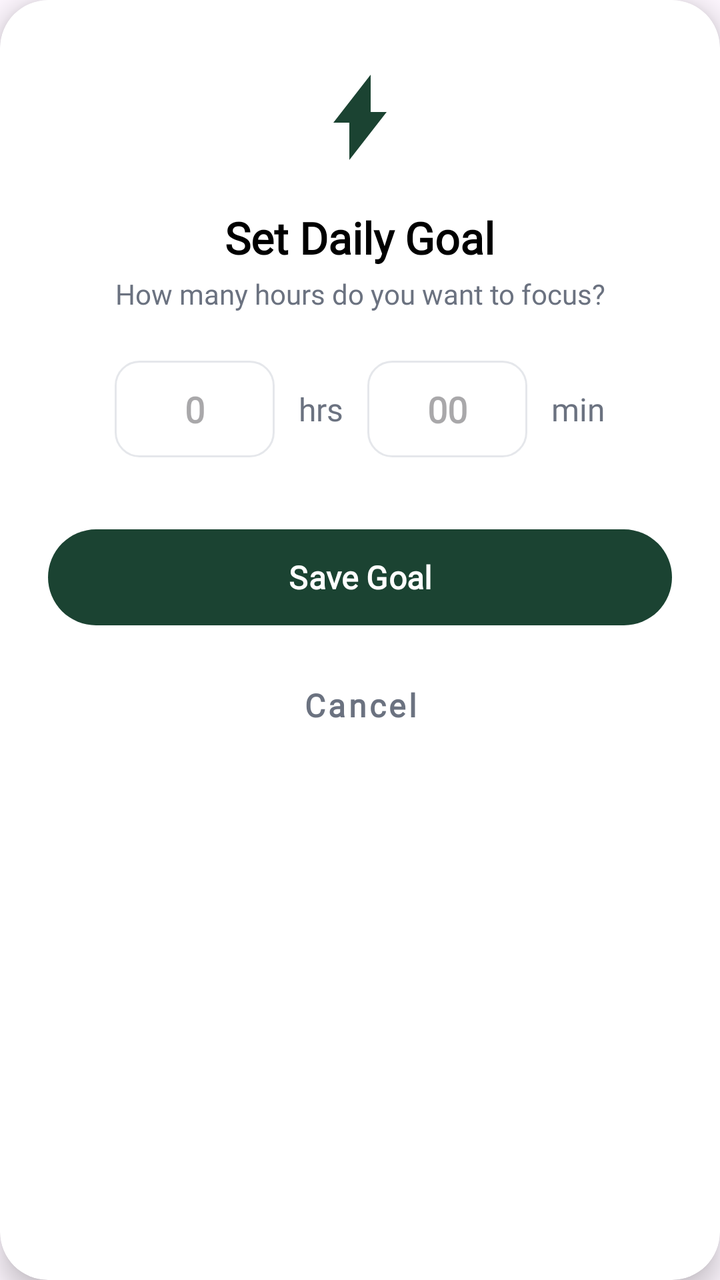
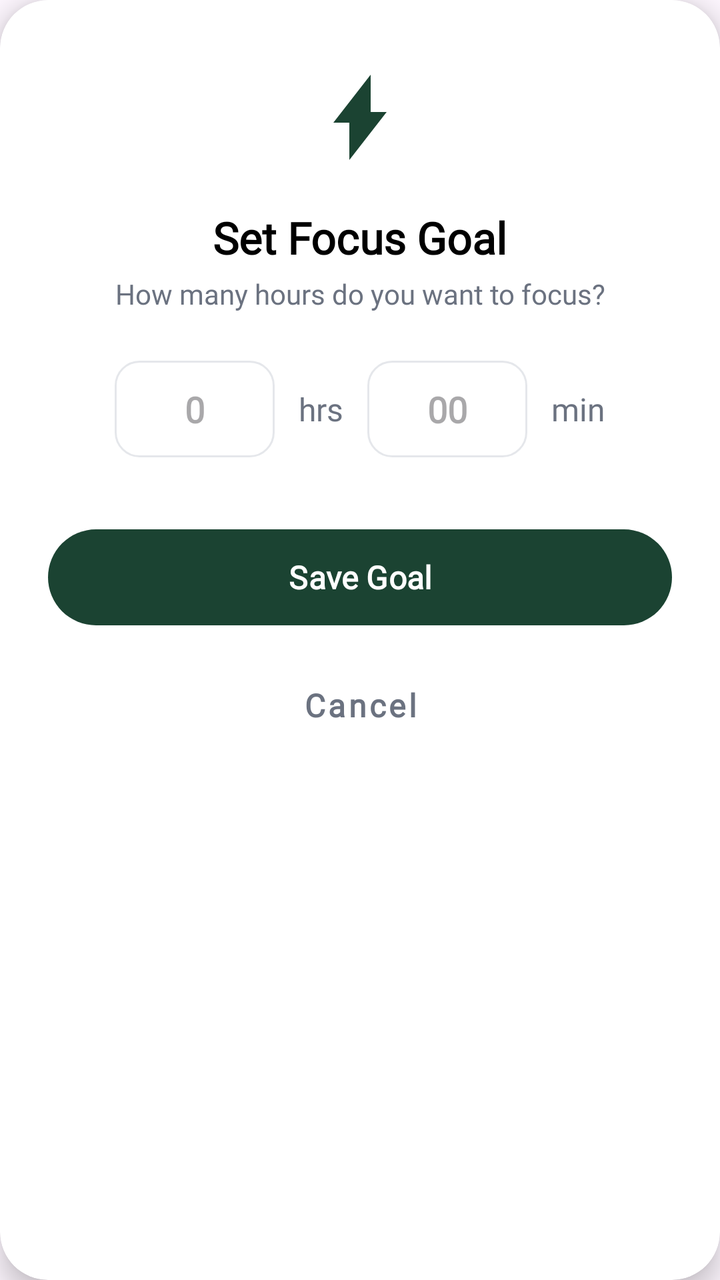

Before-and-after screenshots of an Android layout around one commit, followed by the original layout XML and the change that was made.
<!-- AndroidManifest.xml: application theme Theme.FinalProjectHudaLulu220253814 -->
<!-- res/layout/dialog_set_goal.xml -->
<?xml version="1.0" encoding="utf-8"?>
<androidx.cardview.widget.CardView xmlns:android="http://schemas.android.com/apk/res/android"
    xmlns:app="http://schemas.android.com/apk/res-auto"
    android:layout_width="320dp"
    android:layout_height="wrap_content"
    android:layout_gravity="center"
    app:cardCornerRadius="24dp"
    app:cardElevation="8dp"
    android:background="@color/background_cream">

    <LinearLayout
        android:layout_width="match_parent"
        android:layout_height="wrap_content"
        android:orientation="vertical"
        android:padding="24dp">

        <ImageView
            android:layout_width="64dp"
            android:layout_height="64dp"
            android:layout_gravity="center"
            android:src="@drawable/ic_lightning"
            app:tint="@color/text_green" />

        <TextView
            android:layout_width="wrap_content"
            android:layout_height="wrap_content"
            android:layout_marginTop="16dp"
            android:layout_gravity="center"
            android:fontFamily="@font/quicksand"
            android:text="Set Daily Goal"
            android:textColor="@color/black"
            android:textSize="22sp"
            android:textStyle="bold" />

        <TextView
            android:layout_width="wrap_content"
            android:layout_height="wrap_content"
            android:layout_gravity="center"
            android:layout_marginTop="4dp"
            android:fontFamily="@font/inter"
            android:text="How many hours do you want to focus?"
            android:textColor="@color/text_gray"
            android:textSize="14sp"
            android:textAlignment="center" />

        <LinearLayout
            android:layout_width="match_parent"
            android:layout_height="wrap_content"
            android:layout_marginTop="24dp"
            android:gravity="center"
            android:orientation="horizontal">

            <EditText
                android:id="@+id/etHours"
                android:layout_width="80dp"
                android:layout_height="wrap_content"
                android:background="@drawable/edit_text_bg"
                android:fontFamily="@font/quicksand"
                android:gravity="center"
                android:hint="0"
                android:inputType="number"
                android:padding="12dp"
                android:textColor="@color/black"
                android:textSize="18sp"
                android:textStyle="bold" />

            <TextView
                android:layout_width="wrap_content"
                android:layout_height="wrap_content"
                android:layout_marginHorizontal="12dp"
                android:fontFamily="@font/inter"
                android:text="hrs"
                android:textColor="@color/text_gray"
                android:textSize="16sp" />

            <EditText
                android:id="@+id/etMinutes"
                android:layout_width="80dp"
                android:layout_height="wrap_content"
                android:background="@drawable/edit_text_bg"
                android:fontFamily="@font/quicksand"
                android:gravity="center"
                android:hint="00"
                android:inputType="number"
                android:padding="12dp"
                android:textColor="@color/black"
                android:textSize="18sp"
                android:textStyle="bold" />

            <TextView
                android:layout_width="wrap_content"
                android:layout_height="wrap_content"
                android:layout_marginStart="12dp"
                android:fontFamily="@font/inter"
                android:text="min"
                android:textColor="@color/text_gray"
                android:textSize="16sp" />
        </LinearLayout>

        <com.google.android.material.button.MaterialButton
            android:id="@+id/btnSaveGoal"
            android:layout_width="match_parent"
            android:layout_height="56dp"
            android:layout_marginTop="32dp"
            app:backgroundTint="@color/text_green"
            android:fontFamily="@font/quicksand"
            android:text="Save Goal"
            android:textAllCaps="false"
            android:textColor="@color/white"
            android:textSize="16sp"
            android:textStyle="bold"
            app:cornerRadius="28dp" />

        <com.google.android.material.button.MaterialButton
            android:id="@+id/btnCancelGoal"
            style="@style/Widget.MaterialComponents.Button.TextButton"
            android:layout_width="match_parent"
            android:layout_height="56dp"
            android:layout_marginTop="8dp"
            android:fontFamily="@font/quicksand"
            android:text="Cancel"
            android:textAllCaps="false"
            android:textColor="@color/text_gray"
            android:textSize="16sp"
            android:textStyle="bold" />

    </LinearLayout>
</androidx.cardview.widget.CardView>
<!-- resources referenced by this layout -->
<resources>
  <color name="background_cream">#FDFBF5</color>
  <color name="black">#FF000000</color>
  <color name="text_gray">#6B7280</color>
  <color name="text_green">#1B4332</color>
  <color name="white">#FFFFFFFF</color>
  <!-- drawable edit_text_bg (drawable) -->
  <?xml version="1.0" encoding="utf-8"?>
  <shape xmlns:android="http://schemas.android.com/apk/res/android"
      android:shape="rectangle">
      <solid android:color="@color/white" />
      <stroke
          android:width="1dp"
          android:color="#E5E7EB" />
      <corners android:radius="12dp" />
  </shape>
  <!-- drawable ic_lightning (drawable) -->
  <?xml version="1.0" encoding="utf-8"?>
  <vector xmlns:android="http://schemas.android.com/apk/res/android"
      android:width="20dp"
      android:height="20dp"
      android:viewportWidth="24"
      android:viewportHeight="24">
      <path
          android:fillColor="@color/text_green"
          android:pathData="M7,14h3v7l7-9h-3V5L7,14z" />
  </vector>
  <style name="Theme.FinalProjectHudaLulu220253814" parent="Base.Theme.FinalProjectHudaLulu220253814" />
  <style name="Base.Theme.FinalProjectHudaLulu220253814" parent="Theme.Material3.DayNight.NoActionBar">
          
          
      </style>
</resources>

<!-- the commit's change to res/layout/dialog_set_goal.xml (unified diff, before → after) -->
@@ -27,7 +27,7 @@
             android:layout_marginTop="16dp"
             android:layout_gravity="center"
             android:fontFamily="@font/quicksand"
-            android:text="Set Daily Goal"
+            android:text="@string/set_focus_goal"
             android:textColor="@color/black"
             android:textSize="22sp"
             android:textStyle="bold" />
@@ -38,7 +38,7 @@
             android:layout_gravity="center"
             android:layout_marginTop="4dp"
             android:fontFamily="@font/inter"
-            android:text="How many hours do you want to focus?"
+            android:text="@string/goal_question"
             android:textColor="@color/text_gray"
             android:textSize="14sp"
             android:textAlignment="center" />
@@ -69,7 +69,7 @@
                 android:layout_height="wrap_content"
                 android:layout_marginHorizontal="12dp"
                 android:fontFamily="@font/inter"
-                android:text="hrs"
+                android:text="@string/hrs_unit"
                 android:textColor="@color/text_gray"
                 android:textSize="16sp" />
 
@@ -92,7 +92,7 @@
                 android:layout_height="wrap_content"
                 android:layout_marginStart="12dp"
                 android:fontFamily="@font/inter"
-                android:text="min"
+                android:text="@string/min_unit"
                 android:textColor="@color/text_gray"
                 android:textSize="16sp" />
         </LinearLayout>
@@ -104,7 +104,7 @@
             android:layout_marginTop="32dp"
             app:backgroundTint="@color/text_green"
             android:fontFamily="@font/quicksand"
-            android:text="Save Goal"
+            android:text="@string/save_goal"
             android:textAllCaps="false"
             android:textColor="@color/white"
             android:textSize="16sp"
@@ -118,7 +118,7 @@
             android:layout_height="56dp"
             android:layout_marginTop="8dp"
             android:fontFamily="@font/quicksand"
-            android:text="Cancel"
+            android:text="@string/cancel"
             android:textAllCaps="false"
             android:textColor="@color/text_gray"
             android:textSize="16sp"
<!-- resource entries referenced after the edit -->
@@ -26,6 +26,12 @@
           android:fillColor="@color/text_green"
           android:pathData="M7,14h3v7l7-9h-3V5L7,14z" />
   </vector>
+  <string name="cancel">Cancel</string>
+  <string name="goal_question">How many hours do you want to focus?</string>
+  <string name="hrs_unit">hrs</string>
+  <string name="min_unit">min</string>
+  <string name="save_goal">Save Goal</string>
+  <string name="set_focus_goal">Set Focus Goal</string>
   <style name="Theme.FinalProjectHudaLulu220253814" parent="Base.Theme.FinalProjectHudaLulu220253814" />
   <style name="Base.Theme.FinalProjectHudaLulu220253814" parent="Theme.Material3.DayNight.NoActionBar">
           
